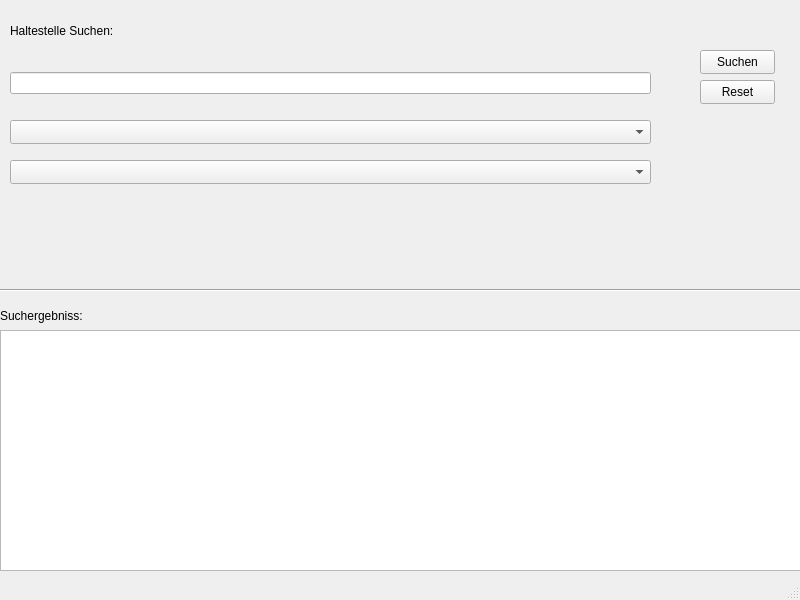
Qt form Routes/mainwindow.ui (Sveppg/GTFS-Routing) before a commit.
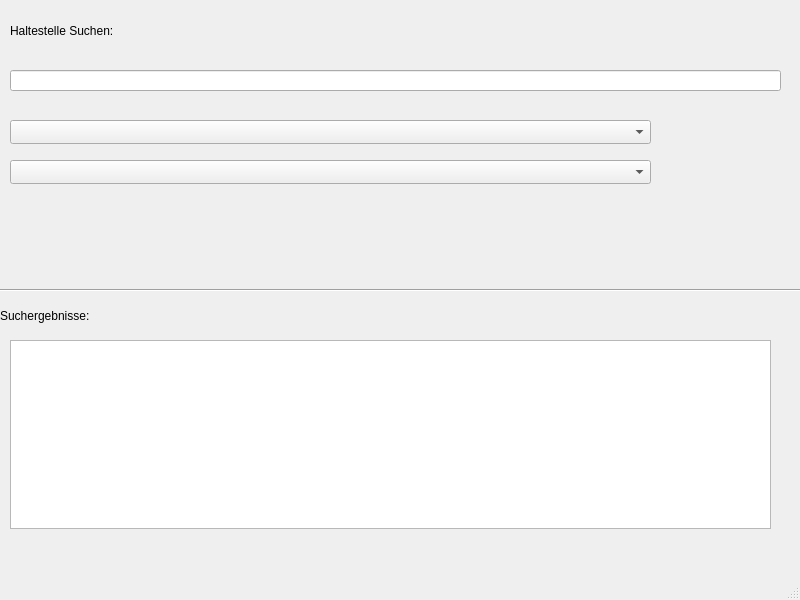
The same form after that commit.

The edit to the form file:
```diff
--- a/Routes/mainwindow.ui
+++ b/Routes/mainwindow.ui
@@ -19,30 +19,11 @@
      <rect>
       <x>10</x>
       <y>70</y>
-      <width>641</width>
-      <height>26</height>
+      <width>771</width>
+      <height>21</height>
      </rect>
     </property>
-    <layout class="QVBoxLayout" name="verticalLayout">
-     <item>
-      <widget class="QLineEdit" name="searchLineEdit"/>
-     </item>
-    </layout>
-   </widget>
-   <widget class="QWidget" name="verticalLayoutWidget_2">
-    <property name="geometry">
-     <rect>
-      <x>0</x>
-      <y>330</y>
-      <width>801</width>
-      <height>241</height>
-     </rect>
-    </property>
-    <layout class="QVBoxLayout" name="verticalLayout_2">
-     <item>
-      <widget class="QListWidget" name="listWidget"/>
-     </item>
-    </layout>
+    <layout class="QVBoxLayout" name="verticalLayout"/>
    </widget>
    <widget class="QWidget" name="verticalLayoutWidget_3">
     <property name="geometry">
@@ -57,7 +38,7 @@
      <item>
       <widget class="QLabel" name="label">
        <property name="text">
-        <string>Suchergebniss:</string>
+        <string>Suchergebnisse:</string>
        </property>
       </widget>
      </item>
@@ -68,7 +49,7 @@
      <rect>
       <x>10</x>
       <y>20</y>
-      <width>111</width>
+      <width>117</width>
       <height>21</height>
      </rect>
     </property>
@@ -82,19 +63,6 @@
      </item>
     </layout>
    </widget>
-   <widget class="QPushButton" name="pushButton">
-    <property name="geometry">
-     <rect>
-      <x>700</x>
-      <y>50</y>
-      <width>75</width>
-      <height>24</height>
-     </rect>
-    </property>
-    <property name="text">
-     <string>Suchen</string>
-    </property>
-   </widget>
    <widget class="Line" name="line">
     <property name="geometry">
      <rect>
@@ -108,19 +76,6 @@
      <enum>Qt::Orientation::Horizontal</enum>
     </property>
    </widget>
-   <widget class="QPushButton" name="resetPushButton">
-    <property name="geometry">
-     <rect>
-      <x>700</x>
-      <y>80</y>
-      <width>75</width>
-      <height>24</height>
-     </rect>
-    </property>
-    <property name="text">
-     <string>Reset</string>
-    </property>
-   </widget>
    <widget class="QComboBox" name="comboBox">
     <property name="geometry">
      <rect>
@@ -141,6 +96,26 @@
      </rect>
     </property>
    </widget>
+   <widget class="QTableWidget" name="tableWidget">
+    <property name="geometry">
+     <rect>
+      <x>10</x>
+      <y>340</y>
+      <width>761</width>
+      <height>189</height>
+     </rect>
+    </property>
+   </widget>
+   <widget class="QLineEdit" name="searchLineEdit">
+    <property name="geometry">
+     <rect>
+      <x>10</x>
+      <y>70</y>
+      <width>771</width>
+      <height>21</height>
+     </rect>
+    </property>
+   </widget>
   </widget>
   <widget class="QMenuBar" name="menubar">
    <property name="geometry">
```
Left out of the diff: 2 changed lines with no effect on the pictures.
